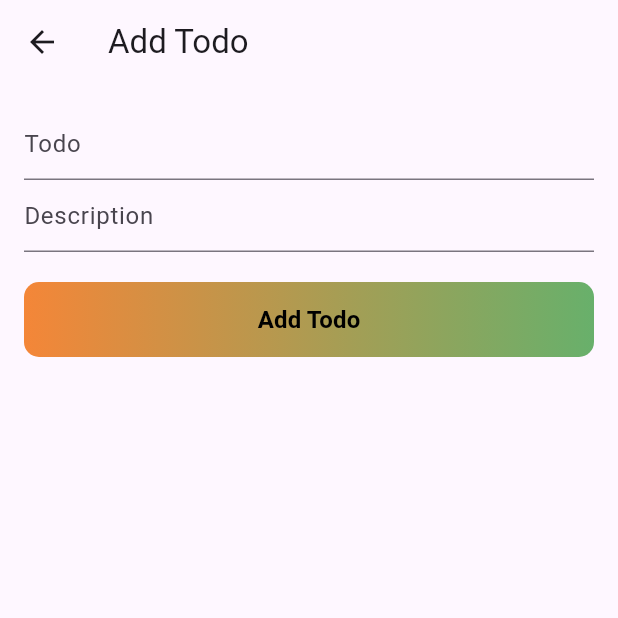
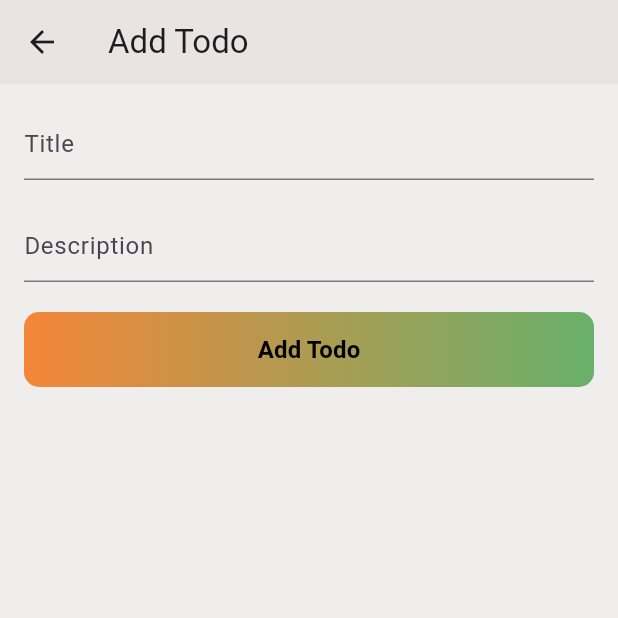
Before and after one commit to MaxJakaria/weather_app_with_bloc_statemanagement, a Flutter app: the screen it shows after launch, after a tap on the "add" icon, on a phone screen of 412 x 824 dp, the top half of it. Run offline on Flutter 3.47's test engine with Material 3 defaults, Android fonts, the phone set to English and light mode, and no system bars; our stand-ins replace flutter_bloc.

Commit message:
add some funtionality and update UI

```diff
--- a/lib/freatures/todo/domain/entities/todo.dart
+++ b/lib/freatures/todo/domain/entities/todo.dart
@@ -1,3 +1,4 @@
+// ignore_for_file: public_member_api_docs, sort_constructors_first
 class Todo {
   final String name;
   final String description;
@@ -8,4 +9,8 @@ class Todo {
     required this.createdAt,
     required this.description,
   });
+
+  @override
+  String toString() =>
+      'Todo(name: $name, description: $description, createdAt: $createdAt)';
 }
--- a/lib/freatures/todo/presentation/pages/add_todo_page.dart
+++ b/lib/freatures/todo/presentation/pages/add_todo_page.dart
@@ -4,6 +4,7 @@ import 'package:weather_app_with_bloc_statemanagement/core/theme/app_palate.dart
 import 'package:weather_app_with_bloc_statemanagement/freatures/counter/presentation/widgets/button_widget.dart';
 import 'package:weather_app_with_bloc_statemanagement/freatures/todo/presentation/cubit/todo_cubit.dart';
 import 'package:weather_app_with_bloc_statemanagement/freatures/todo/presentation/widgets/text_field.dart';
+import 'package:weather_app_with_bloc_statemanagement/freatures/todo/presentation/widgets/todo_text_form_field.dart';
 
 class AddTodoPage extends StatefulWidget {
   const AddTodoPage({super.key});
@@ -15,38 +16,56 @@ class AddTodoPage extends StatefulWidget {
 class _AddTodoPageState extends State<AddTodoPage> {
   final todoTitleController = TextEditingController();
   final todoDiscriptionController = TextEditingController();
+  final formKey = GlobalKey<FormState>();
+
+  void addTodo() {
+    if (formKey.currentState!.validate()) {
+      context.read<TodoCubit>().addTodo(
+        todoTitleController.text.trim(),
+        todoDiscriptionController.text.trim(),
+      );
+      Navigator.of(context).pop();
+    }
+  }
 
   @override
   Widget build(BuildContext context) {
     return Scaffold(
-      appBar: AppBar(title: const Text('Add Todo')),
+      appBar: AppBar(
+        title: const Text('Add Todo'),
+        backgroundColor: AppPalate.appBarColor,
+      ),
+      backgroundColor: AppPalate.backGroundColor,
       body: SingleChildScrollView(
         padding: const EdgeInsets.all(16.0),
+        child: Form(
+          key: formKey,
           child: Column(
             crossAxisAlignment: CrossAxisAlignment.stretch,
             children: [
-            TodoTextField(hintText: 'Todo', controller: todoTitleController),
-            TodoTextField(
+              TodoTextField(hintText: 'Title', controller: todoTitleController),
+
+              SizedBox(height: 20),
+              TodoTextFormField(
                 hintText: 'Description',
                 controller: todoDiscriptionController,
               ),
+
               const SizedBox(height: 20),
+
               ButtonWidget(
                 buttonName: 'Add Todo',
                 buttonColor1: AppPalate.gradient1,
                 buttonColor2: AppPalate.gradient2,
 
                 onPressed: () {
-                context.read<TodoCubit>().addTodo(
-                  todoTitleController.text.trim(),
-                  todoDiscriptionController.text.trim(),
-                );
-                Navigator.of(context).pop();
+                  addTodo();
                 },
               ),
             ],
           ),
         ),
+      ),
     );
   }
 }
--- a/lib/freatures/todo/presentation/pages/todo_list.dart
+++ b/lib/freatures/todo/presentation/pages/todo_list.dart
@@ -1,5 +1,6 @@
 import 'package:flutter/material.dart';
 import 'package:flutter_bloc/flutter_bloc.dart';
+import 'package:weather_app_with_bloc_statemanagement/core/theme/app_palate.dart';
 import 'package:weather_app_with_bloc_statemanagement/freatures/todo/domain/entities/todo.dart';
 import 'package:weather_app_with_bloc_statemanagement/freatures/todo/presentation/cubit/todo_cubit.dart';
 
@@ -9,7 +10,11 @@ class TodoList extends StatelessWidget {
   @override
   Widget build(BuildContext context) {
     return Scaffold(
-      appBar: AppBar(title: const Text('Todo List')),
+      appBar: AppBar(
+        title: const Text('Todo List'),
+        backgroundColor: AppPalate.appBarColor,
+      ),
+      backgroundColor: AppPalate.backGroundColor,
       body: BlocBuilder<TodoCubit, List<Todo>>(
         builder: (context, todos) {
           return ListView.builder(
--- /dev/null
+++ b/lib/freatures/todo/presentation/widgets/todo_text_form_field.dart
@@ -0,0 +1,28 @@
+import 'package:flutter/material.dart';
+
+class TodoTextFormField extends StatelessWidget {
+  final String hintText;
+  final TextEditingController controller;
+
+  const TodoTextFormField({
+    super.key,
+
+    required this.hintText,
+    required this.controller,
+  });
+
+  @override
+  Widget build(BuildContext context) {
+    return TextFormField(
+      controller: controller,
+      decoration: InputDecoration(hintText: hintText),
+      maxLines: null,
+      validator: (value) {
+        if (value!.isEmpty) {
+          return '$hintText is missing';
+        }
+        return null;
+      },
+    );
+  }
+}
```
Also changed, not shown: lib/freatures/todo/presentation/cubit/todo_cubit.dart (+7 -1 lines). Lines whose indentation alone changed are shown as unchanged.
